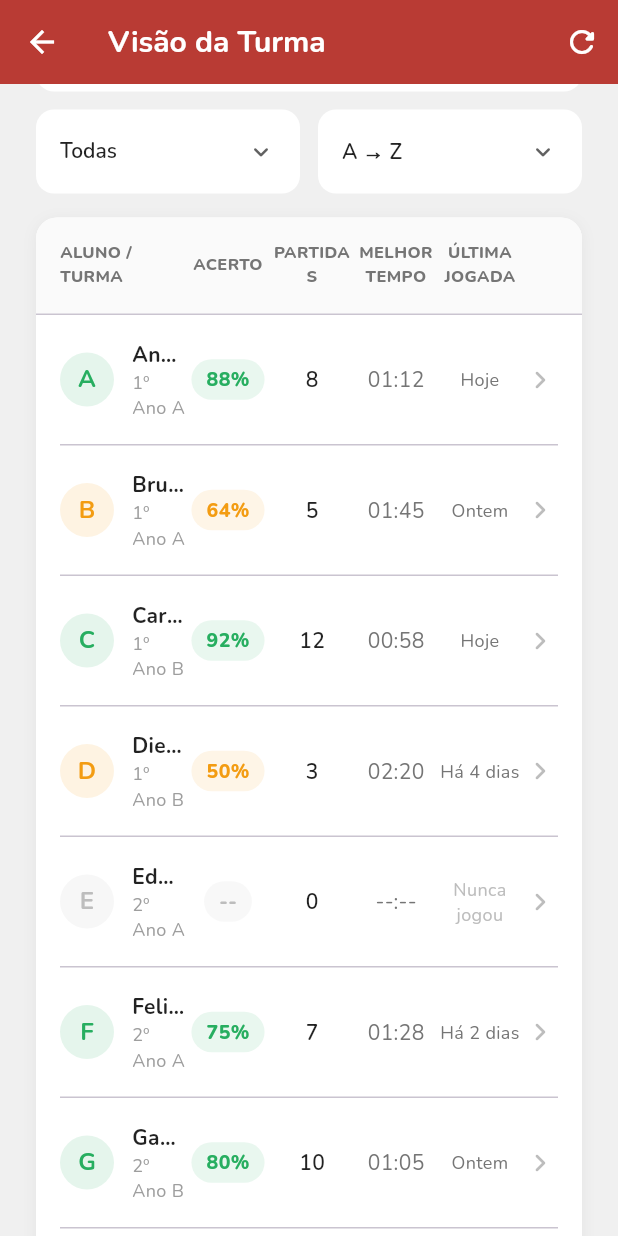
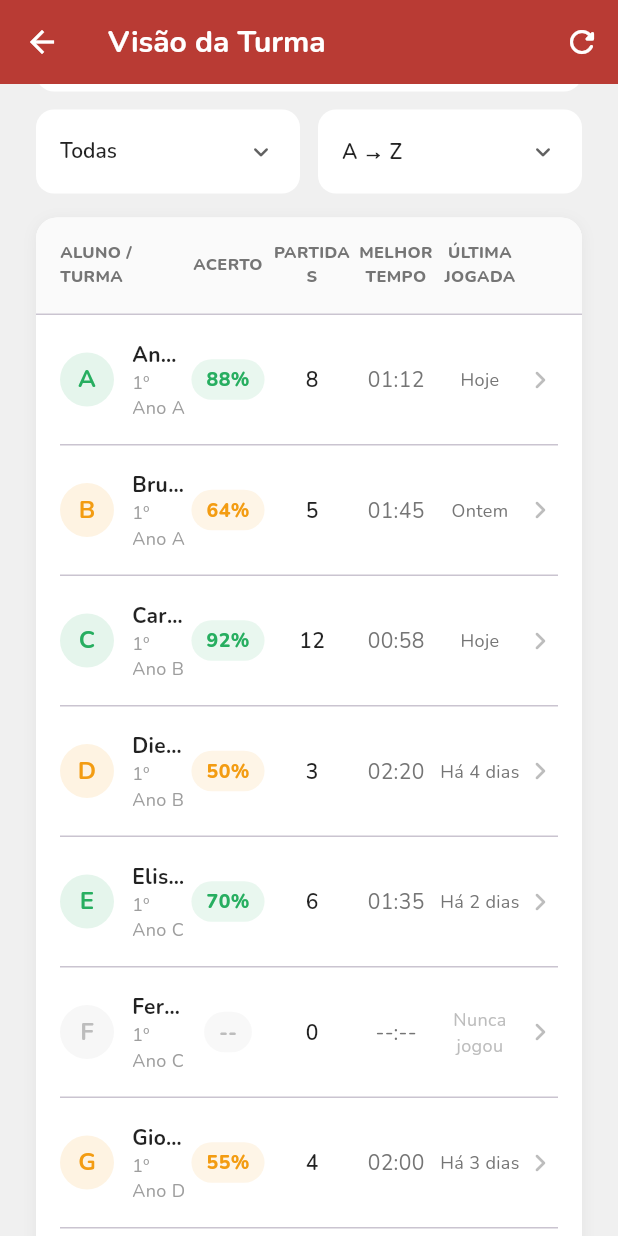
Before and after one commit to BT-CPU/jogo_domino, a Flutter app: the RelatoriosProfessorScreen screen opened directly, scrolled down 576 dp, on a phone screen of 412 x 824 dp. Run offline on Flutter 3.47's test engine with Material 3 defaults, Android fonts, the phone set to English and light mode, and no system bars; our stand-ins replace google_fonts.

Commit message:
feat: novas classes alunos

```diff
--- a/domino/lib/relatoriosProfessor.dart
+++ b/domino/lib/relatoriosProfessor.dart
@@ -1,6 +1,5 @@
 import 'package:flutter/material.dart';
 import 'package:google_fonts/google_fonts.dart';
-// Importando o arquivo do aluno exatamente com o nome que está na sua pasta
 import 'relatoriosAluno.dart';
 
 class AlunoResumo {
@@ -41,14 +40,30 @@ class AlunoResumo {
 List<AlunoResumo> _mockAlunos() {
   final now = DateTime.now();
   return [
-    AlunoResumo(idUsuario: 1, nome: 'Ana Beatriz Silva',     turma: '1º Ano A', totalPartidas: 8,  taxaAcertoMedia: 87.5, melhorTempoSegundos: 72,  ultimaPartida: now.subtract(const Duration(hours: 3))),
-    AlunoResumo(idUsuario: 2, nome: 'Bruno Henrique Costa',  turma: '1º Ano A', totalPartidas: 5,  taxaAcertoMedia: 64.0, melhorTempoSegundos: 105, ultimaPartida: now.subtract(const Duration(days: 1))),
-    AlunoResumo(idUsuario: 3, nome: 'Carla Mendes Oliveira', turma: '1º Ano B', totalPartidas: 12, taxaAcertoMedia: 92.3, melhorTempoSegundos: 58,  ultimaPartida: now.subtract(const Duration(hours: 1))),
-    AlunoResumo(idUsuario: 4, nome: 'Diego Ferreira Souza',  turma: '1º Ano B', totalPartidas: 3,  taxaAcertoMedia: 50.0, melhorTempoSegundos: 140, ultimaPartida: now.subtract(const Duration(days: 4))),
-    AlunoResumo(idUsuario: 5, nome: 'Eduarda Lima Martins',  turma: '2º Ano A', totalPartidas: 0,  taxaAcertoMedia: 0,    melhorTempoSegundos: 0,   ultimaPartida: null),
-    AlunoResumo(idUsuario: 6, nome: 'Felipe Rodrigues Neto', turma: '2º Ano A', totalPartidas: 7,  taxaAcertoMedia: 75.0, melhorTempoSegundos: 88,  ultimaPartida: now.subtract(const Duration(days: 2))),
-    AlunoResumo(idUsuario: 7, nome: 'Gabriela Santos Cruz',  turma: '2º Ano B', totalPartidas: 10, taxaAcertoMedia: 80.0, melhorTempoSegundos: 65,  ultimaPartida: now.subtract(const Duration(days: 1))),
-    AlunoResumo(idUsuario: 8, nome: 'Hugo Alves Pereira',    turma: '2º Ano B', totalPartidas: 2,  taxaAcertoMedia: 45.0, melhorTempoSegundos: 180, ultimaPartida: now.subtract(const Duration(days: 6))),
+    // ── 1º Ano A ──
+    AlunoResumo(idUsuario: 1,  nome: 'Ana Beatriz Silva',       turma: '1º Ano A', totalPartidas: 8,  taxaAcertoMedia: 87.5, melhorTempoSegundos: 72,  ultimaPartida: now.subtract(const Duration(hours: 3))),
+    AlunoResumo(idUsuario: 2,  nome: 'Bruno Henrique Costa',    turma: '1º Ano A', totalPartidas: 5,  taxaAcertoMedia: 64.0, melhorTempoSegundos: 105, ultimaPartida: now.subtract(const Duration(days: 1))),
+    // ── 1º Ano B ──
+    AlunoResumo(idUsuario: 3,  nome: 'Carla Mendes Oliveira',   turma: '1º Ano B', totalPartidas: 12, taxaAcertoMedia: 92.3, melhorTempoSegundos: 58,  ultimaPartida: now.subtract(const Duration(hours: 1))),
+    AlunoResumo(idUsuario: 4,  nome: 'Diego Ferreira Souza',    turma: '1º Ano B', totalPartidas: 3,  taxaAcertoMedia: 50.0, melhorTempoSegundos: 140, ultimaPartida: now.subtract(const Duration(days: 4))),
+    // ── 1º Ano C ──
+    AlunoResumo(idUsuario: 5,  nome: 'Elisa Cardoso Ramos',     turma: '1º Ano C', totalPartidas: 6,  taxaAcertoMedia: 70.0, melhorTempoSegundos: 95,  ultimaPartida: now.subtract(const Duration(days: 2))),
+    AlunoResumo(idUsuario: 6,  nome: 'Fernando Lima Torres',    turma: '1º Ano C', totalPartidas: 0,  taxaAcertoMedia: 0,    melhorTempoSegundos: 0,   ultimaPartida: null),
+    // ── 1º Ano D ──
+    AlunoResumo(idUsuario: 7,  nome: 'Giovana Pires Nascimento',turma: '1º Ano D', totalPartidas: 4,  taxaAcertoMedia: 55.0, melhorTempoSegundos: 120, ultimaPartida: now.subtract(const Duration(days: 3))),
+    AlunoResumo(idUsuario: 8,  nome: 'Henrique Barros Fonseca', turma: '1º Ano D', totalPartidas: 9,  taxaAcertoMedia: 80.0, melhorTempoSegundos: 68,  ultimaPartida: now.subtract(const Duration(hours: 5))),
+    // ── 2º Ano A ──
+    AlunoResumo(idUsuario: 9,  nome: 'Isabela Rocha Campos',    turma: '2º Ano A', totalPartidas: 7,  taxaAcertoMedia: 75.0, melhorTempoSegundos: 88,  ultimaPartida: now.subtract(const Duration(days: 2))),
+    AlunoResumo(idUsuario: 10, nome: 'João Pedro Almeida',      turma: '2º Ano A', totalPartidas: 0,  taxaAcertoMedia: 0,    melhorTempoSegundos: 0,   ultimaPartida: null),
+    // ── 2º Ano B ──
+    AlunoResumo(idUsuario: 11, nome: 'Karen Souza Monteiro',    turma: '2º Ano B', totalPartidas: 10, taxaAcertoMedia: 80.0, melhorTempoSegundos: 65,  ultimaPartida: now.subtract(const Duration(days: 1))),
+    AlunoResumo(idUsuario: 12, nome: 'Lucas Teixeira Barbosa',  turma: '2º Ano B', totalPartidas: 2,  taxaAcertoMedia: 45.0, melhorTempoSegundos: 180, ultimaPartida: now.subtract(const Duration(days: 6))),
+    // ── 2º Ano C ──
+    AlunoResumo(idUsuario: 13, nome: 'Mariana Duarte Correia',  turma: '2º Ano C', totalPartidas: 11, taxaAcertoMedia: 90.0, melhorTempoSegundos: 60,  ultimaPartida: now.subtract(const Duration(hours: 2))),
+    AlunoResumo(idUsuario: 14, nome: 'Nicolas Andrade Freitas', turma: '2º Ano C', totalPartidas: 1,  taxaAcertoMedia: 40.0, melhorTempoSegundos: 200, ultimaPartida: now.subtract(const Duration(days: 7))),
+    // ── 2º Ano D ──
+    AlunoResumo(idUsuario: 15, nome: 'Olivia Castro Silveira',  turma: '2º Ano D', totalPartidas: 5,  taxaAcertoMedia: 68.0, melhorTempoSegundos: 99,  ultimaPartida: now.subtract(const Duration(days: 3))),
+    AlunoResumo(idUsuario: 16, nome: 'Pedro Gonçalves Melo',    turma: '2º Ano D', totalPartidas: 0,  taxaAcertoMedia: 0,    melhorTempoSegundos: 0,   ultimaPartida: null),
   ];
 }
 
@@ -61,11 +76,11 @@ class RelatoriosProfessorScreen extends StatefulWidget {
 }
 
 class _RelatoriosProfessorScreenState extends State<RelatoriosProfessorScreen> {
-  static const Color _vermelho      = Color(0xFFC0392B);
-  static const Color _cinzaFundo    = Color(0xFFF0F0F0);
-  static const Color _branco        = Colors.white;
-  static const Color _verde         = Color(0xFF27AE60);
-  static const Color _laranja       = Color(0xFFF39C12);
+  static const Color _vermelho   = Color(0xFFC0392B);
+  static const Color _cinzaFundo = Color(0xFFF0F0F0);
+  static const Color _branco     = Colors.white;
+  static const Color _verde      = Color(0xFF27AE60);
+  static const Color _laranja    = Color(0xFFF39C12);
 
   List<AlunoResumo> _todos     = [];
   List<AlunoResumo> _filtrados = [];
@@ -209,16 +224,16 @@ class _RelatoriosProfessorScreenState extends State<RelatoriosProfessorScreen> {
   }
 
   Widget _buildCardsResumo() {
-    final comPartidas = _todos.where((a) => a.totalPartidas > 0).toList();
-    final mediaGeral = comPartidas.isEmpty ? 0.0 : comPartidas.map((a) => a.taxaAcertoMedia).reduce((x, y) => x + y) / comPartidas.length;
+    final comPartidas   = _todos.where((a) => a.totalPartidas > 0).toList();
+    final mediaGeral    = comPartidas.isEmpty ? 0.0 : comPartidas.map((a) => a.taxaAcertoMedia).reduce((x, y) => x + y) / comPartidas.length;
     final totalPartidas = _todos.fold(0, (sum, a) => sum + a.totalPartidas);
 
     return Wrap(
       spacing: 16,
       runSpacing: 16,
       children: [
-        _buildCardResumo(Icons.trending_up_rounded, '${mediaGeral.toStringAsFixed(0)}%', 'Média da Turma', _verde),
-        _buildCardResumo(Icons.sports_esports_rounded, '$totalPartidas', 'Partidas Jogadas', _laranja),
+        _buildCardResumo(Icons.trending_up_rounded,    '${mediaGeral.toStringAsFixed(0)}%', 'Média da Turma',    _verde),
+        _buildCardResumo(Icons.sports_esports_rounded, '$totalPartidas',                    'Partidas Jogadas',  _laranja),
       ],
     );
   }
@@ -304,6 +319,20 @@ class _RelatoriosProfessorScreenState extends State<RelatoriosProfessorScreen> {
   }
 
   Widget _buildTabelaAlunos() {
+    if (_filtrados.isEmpty) {
+      return Container(
+        padding: const EdgeInsets.all(32),
+        decoration: BoxDecoration(color: _branco, borderRadius: BorderRadius.circular(14)),
+        child: Column(
+          children: [
+            const Icon(Icons.search_off_rounded, size: 48, color: Colors.black26),
+            const SizedBox(height: 12),
+            Text('Nenhum aluno encontrado.', style: GoogleFonts.nunito(color: Colors.black45, fontSize: 14)),
+          ],
+        ),
+      );
+    }
+
     return Container(
       decoration: BoxDecoration(
         color: _branco,
@@ -346,17 +375,28 @@ class _RelatoriosProfessorScreenState extends State<RelatoriosProfessorScreen> {
   }
 
   Widget _buildHeaderCol(String label) {
-    return Expanded(flex: 2, child: Text(label, textAlign: TextAlign.center, style: GoogleFonts.nunito(fontSize: 11, fontWeight: FontWeight.w800, color: Colors.grey[600])));
+    return Expanded(
+      flex: 2,
+      child: Text(label, textAlign: TextAlign.center,
+          style: GoogleFonts.nunito(fontSize: 11, fontWeight: FontWeight.w800, color: Colors.grey[600])),
+    );
   }
 
   Widget _buildLinhaAluno(AlunoResumo aluno) {
-    final cor = aluno.taxaAcertoMedia >= 70 ? _verde : aluno.taxaAcertoMedia >= 50 ? _laranja : aluno.totalPartidas == 0 ? Colors.grey[400]! : _vermelho;
+    final cor = aluno.taxaAcertoMedia >= 70
+        ? _verde
+        : aluno.taxaAcertoMedia >= 50
+            ? _laranja
+            : aluno.totalPartidas == 0
+                ? Colors.grey[400]!
+                : _vermelho;
 
     return InkWell(
       onTap: () => Navigator.push(
         context,
-        // Conexão exata com a classe que criamos no arquivo relatoriosAluno.dart
-        MaterialPageRoute(builder: (_) => RelatoriosAlunoScreen(nomeAluno: aluno.nome, turmaAluno: aluno.turma)),
+        MaterialPageRoute(
+          builder: (_) => RelatoriosAlunoScreen(nomeAluno: aluno.nome, turmaAluno: aluno.turma),
+        ),
       ),
       borderRadius: BorderRadius.circular(14),
       hoverColor: _vermelho.withOpacity(0.04),
@@ -368,7 +408,12 @@ class _RelatoriosProfessorScreenState extends State<RelatoriosProfessorScreen> {
               flex: 3,
               child: Row(
                 children: [
-                  CircleAvatar(radius: 18, backgroundColor: cor.withOpacity(0.12), child: Text(aluno.nome[0].toUpperCase(), style: GoogleFonts.nunito(color: cor, fontWeight: FontWeight.bold, fontSize: 16))),
+                  CircleAvatar(
+                    radius: 18,
+                    backgroundColor: cor.withOpacity(0.12),
+                    child: Text(aluno.nome[0].toUpperCase(),
+                        style: GoogleFonts.nunito(color: cor, fontWeight: FontWeight.bold, fontSize: 16)),
+                  ),
                   const SizedBox(width: 12),
                   Expanded(
                     child: Column(
@@ -382,7 +427,19 @@ class _RelatoriosProfessorScreenState extends State<RelatoriosProfessorScreen> {
                 ],
               ),
             ),
-            Expanded(flex: 2, child: Center(child: Container(padding: const EdgeInsets.symmetric(horizontal: 10, vertical: 4), decoration: BoxDecoration(color: cor.withOpacity(0.1), borderRadius: BorderRadius.circular(20)), child: Text(aluno.totalPartidas == 0 ? '--' : '${aluno.taxaAcertoMedia.toStringAsFixed(0)}%', style: GoogleFonts.nunito(color: cor, fontWeight: FontWeight.w800, fontSize: 13))))),
+            Expanded(
+              flex: 2,
+              child: Center(
+                child: Container(
+                  padding: const EdgeInsets.symmetric(horizontal: 10, vertical: 4),
+                  decoration: BoxDecoration(color: cor.withOpacity(0.1), borderRadius: BorderRadius.circular(20)),
+                  child: Text(
+                    aluno.totalPartidas == 0 ? '--' : '${aluno.taxaAcertoMedia.toStringAsFixed(0)}%',
+                    style: GoogleFonts.nunito(color: cor, fontWeight: FontWeight.w800, fontSize: 13),
+                  ),
+                ),
+              ),
+            ),
             Expanded(flex: 2, child: Center(child: Text('${aluno.totalPartidas}', style: GoogleFonts.nunito(fontSize: 14, fontWeight: FontWeight.w600, color: Colors.black87)))),
             Expanded(flex: 2, child: Center(child: Text(aluno.melhorTempoFormatado, style: GoogleFonts.nunito(fontSize: 14, color: Colors.grey[600])))),
             Expanded(flex: 2, child: Center(child: Text(aluno.ultimaPartidaStr, textAlign: TextAlign.center, style: GoogleFonts.nunito(fontSize: 12, color: aluno.ultimaPartida == null ? Colors.grey[400] : Colors.grey[600])))),
```
